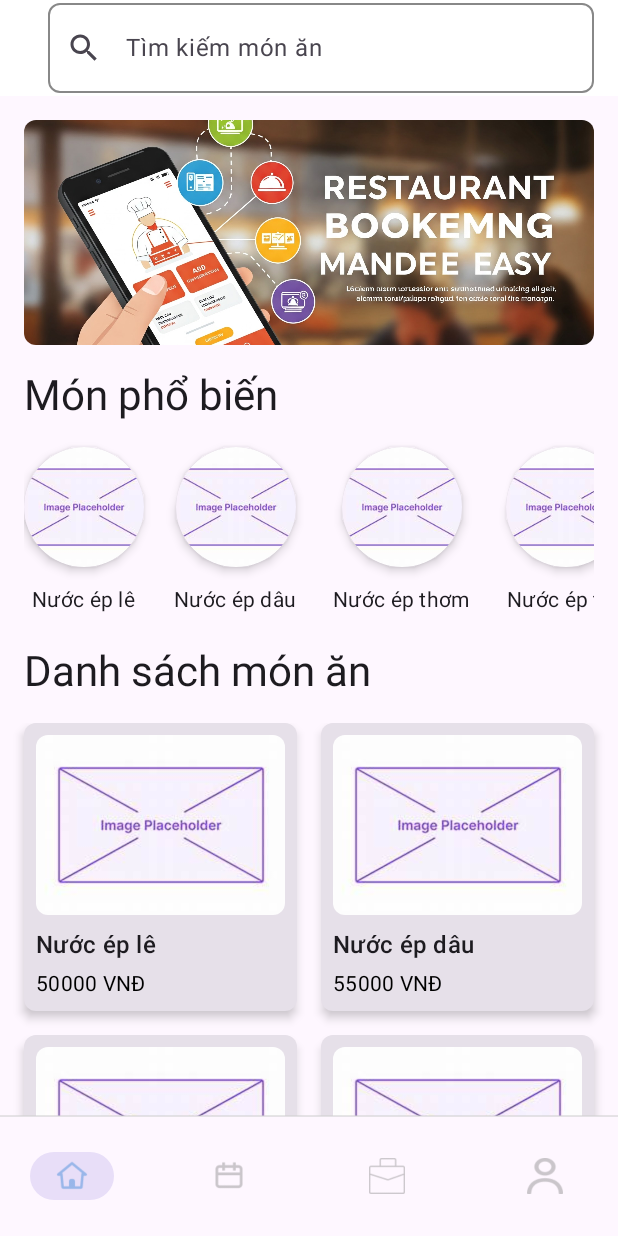
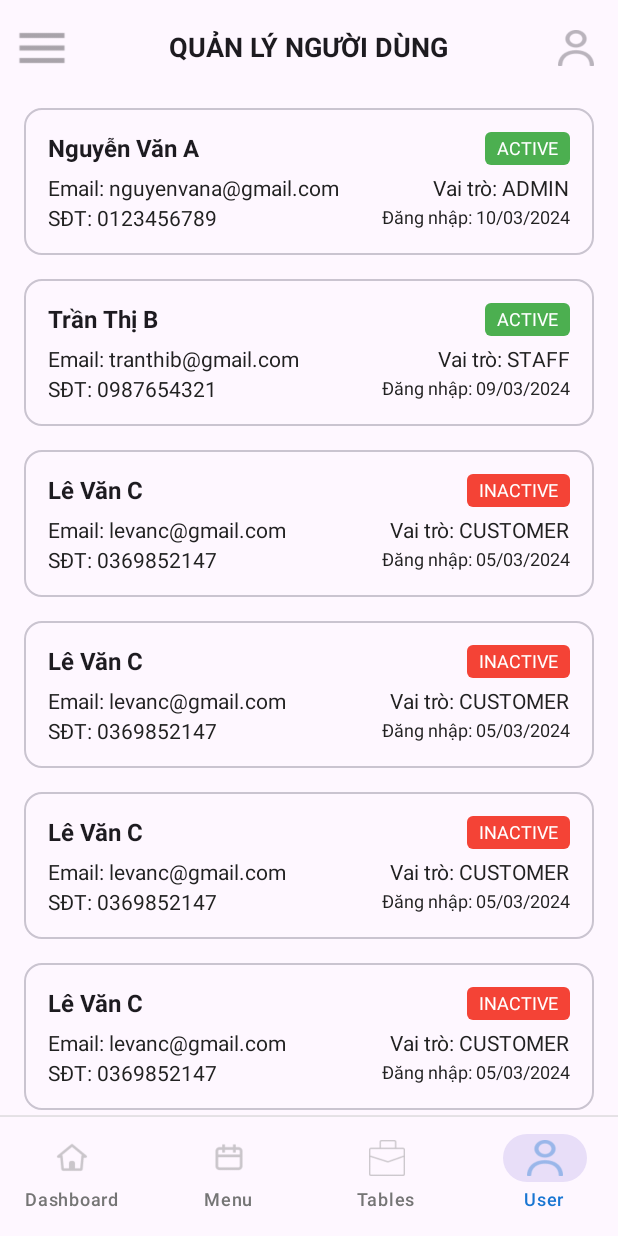
Before and after one commit to khoi2251120220/LapTrinhMOBILE, an Android app built with Jetpack Compose: the UserManagementScreen screen opened through its navigation route, on a phone screen of 412 x 824 dp. Run offline under Robolectric (Android 15) with nearby library versions, the phone set to English and light mode, and no system bars.

Commit message:
update admin user management

```diff
--- a/RestaurantManage/app/src/main/java/com/example/restaurantmanage/MainActivity.kt
+++ b/RestaurantManage/app/src/main/java/com/example/restaurantmanage/MainActivity.kt
@@ -23,8 +23,8 @@ class MainActivity : ComponentActivity() {
         setContent {
 
 
-             MainScreenUser()
-           // MainScreenAdmin()
+            // MainScreenUser()
+            MainScreenAdmin()
           // AssignmentMain()
 
 
--- a/RestaurantManage/app/src/main/java/com/example/restaurantmanage/data/local/RestaurantDatabase.kt
+++ b/RestaurantManage/app/src/main/java/com/example/restaurantmanage/data/local/RestaurantDatabase.kt
@@ -17,7 +17,8 @@ import com.example.restaurantmanage.data.local.entity.*
         TableEntity::class,
         ReservationEntity::class,
         OrderEntity::class,
-        OrderItemEntity::class
+        OrderItemEntity::class,
+//        BookingEntity::class
     ],
     version = 1,
     exportSchema = false
@@ -30,6 +31,7 @@ abstract class RestaurantDatabase : RoomDatabase() {
     abstract fun reservationDao(): ReservationDao
     abstract fun orderDao(): OrderDao
     abstract fun orderItemDao(): OrderItemDao
+//    abstract fun bookingDao(): BookingDao
 
     companion object {
         @Volatile
--- a/RestaurantManage/app/src/main/java/com/example/restaurantmanage/data/local/entity/TableEntity.kt
+++ b/RestaurantManage/app/src/main/java/com/example/restaurantmanage/data/local/entity/TableEntity.kt
@@ -5,7 +5,8 @@ import androidx.room.PrimaryKey
 
 @Entity(tableName = "tables")
 data class TableEntity(
-    @PrimaryKey(autoGenerate = true) val id: Int = 0,
+    @PrimaryKey(autoGenerate = true)
+    val id: Int = 0,
     val name: String,
     val capacity: Int,
     val status: String // Store enum as String
--- /dev/null
+++ b/RestaurantManage/app/src/main/java/com/example/restaurantmanage/data/models/Booking.kt
@@ -0,0 +1,9 @@
+package com.example.restaurantmanage.data.models
+
+data class BookingData(
+    val locationName: String,
+    val rating: Float,
+    val reviewCount: Int,
+    val price: String,
+    val imageResId: Int
+)
--- /dev/null
+++ b/RestaurantManage/app/src/main/java/com/example/restaurantmanage/data/models/User.kt
@@ -0,0 +1,12 @@
+package com.example.restaurantmanage.data.models
+
+data class User(
+    val id: String,
+    val name: String,
+    val email: String,
+    val phone: String,
+    val role: String, // ADMIN, CUSTOMER
+    val status: String, // ACTIVE, INACTIVE
+    val createdAt: String,
+    val lastLogin: String
+)
--- a/RestaurantManage/app/src/main/java/com/example/restaurantmanage/data/viewmodels/BookingViewModel.kt
+++ b/RestaurantManage/app/src/main/java/com/example/restaurantmanage/data/viewmodels/BookingViewModel.kt
@@ -11,6 +11,7 @@ import kotlinx.coroutines.flow.StateFlow
 import kotlinx.coroutines.flow.asStateFlow
 import kotlinx.coroutines.launch
 import java.util.*
+import com.example.restaurantmanage.data.models.BookingData
 
 class BookingViewModel : ViewModel() {
     private val _data = MutableStateFlow<List<BookingData>>(emptyList())
@@ -120,11 +121,3 @@ class BookingViewModel : ViewModel() {
         return _tables.value.filter { it.status == TableStatus.AVAILABLE }
     }
 }
-
-data class BookingData(
-    val locationName: String,
-    val rating: Float,
-    val reviewCount: Int,
-    val price: String,
-    val imageResId: Int
-)
--- a/RestaurantManage/app/src/main/java/com/example/restaurantmanage/ui/theme/Color.kt
+++ b/RestaurantManage/app/src/main/java/com/example/restaurantmanage/ui/theme/Color.kt
@@ -15,5 +15,6 @@ val SecondaryColor = Color(0xFF42A5F5)
 val BackgroundColor = Color(0xFFF5F5F5)
 val TextColor = Color(0xFF212121)
 val SuccessColor = Color(0xFF4CAF50)
+val DangerColor = Color(0xFFF44336)
 val IconActiveColor = Color(0xFF1976D2) // Màu khi icon được chọn
 val IconInactiveColor = Color(0xFF757575) // Màu khi icon không được chọn
--- a/RestaurantManage/app/src/main/java/com/example/restaurantmanage/ui/theme/components/NavAdmin.kt
+++ b/RestaurantManage/app/src/main/java/com/example/restaurantmanage/ui/theme/components/NavAdmin.kt
@@ -108,9 +108,9 @@ fun NavAdmin(
             }
         )
         NavigationBarItem(
-            selected = currentRoute == "settings",
+            selected = currentRoute == "user_management",
             onClick = {
-                navController.navigate("settings") {
+                navController.navigate("user_management") {
                     popUpTo(navController.graph.startDestinationId)
                     launchSingleTop = true
                 }
@@ -118,15 +118,15 @@ fun NavAdmin(
             icon = {
                 Icon(
                     painter = painterResource(id = R.drawable.ic_personal),
-                    contentDescription = "Settings",
+                    contentDescription = "User Management",
                     modifier = Modifier.size(24.dp),
-                    tint = if (currentRoute == "settings") IconActiveColor else IconInactiveColor
+                    tint = if (currentRoute == "user_management") IconActiveColor else IconInactiveColor
                 )
             },
             label = {
                 Text(
-                    text = "Settings",
-                    color = if (currentRoute == "settings") IconActiveColor else IconInactiveColor
+                    text = "User",
+                    color = if (currentRoute == "user_management") IconActiveColor else IconInactiveColor
                 )
             }
         )
--- a/RestaurantManage/app/src/main/java/com/example/restaurantmanage/ui/theme/screens/admin/MainScreenAdmin.kt
+++ b/RestaurantManage/app/src/main/java/com/example/restaurantmanage/ui/theme/screens/admin/MainScreenAdmin.kt
@@ -21,9 +21,8 @@ fun MainScreenAdmin() {
         composable("table_management") {
             TableManagementScreen(navController)
         }
-        composable("settings") {
-            // Tạm thời hiển thị màn hình trống cho Settings
-            DashboardScreen(navController)
+        composable("user_management") {
+            UserManagementScreen(navController)
         }
     }
 }
--- /dev/null
+++ b/RestaurantManage/app/src/main/java/com/example/restaurantmanage/ui/theme/screens/admin/UserManagement.kt
@@ -0,0 +1,219 @@
+package com.example.restaurantmanage.ui.theme.screens.admin
+
+import androidx.compose.foundation.background
+import androidx.compose.foundation.layout.*
+import androidx.compose.foundation.lazy.LazyColumn
+import androidx.compose.foundation.lazy.items
+import androidx.compose.foundation.shape.RoundedCornerShape
+import androidx.compose.material3.*
+import androidx.compose.runtime.Composable
+import androidx.compose.runtime.getValue
+import androidx.compose.runtime.mutableStateOf
+import androidx.compose.runtime.remember
+import androidx.compose.ui.Alignment
+import androidx.compose.ui.Modifier
+import androidx.compose.ui.graphics.Color
+import androidx.compose.ui.text.font.FontWeight
+import androidx.compose.ui.unit.dp
+import androidx.compose.ui.unit.sp
+import androidx.navigation.NavController
+import androidx.navigation.compose.currentBackStackEntryAsState
+import com.example.restaurantmanage.data.models.User
+import com.example.restaurantmanage.ui.theme.components.AdminAppBar
+import com.example.restaurantmanage.ui.theme.components.NavAdmin
+import com.example.restaurantmanage.ui.theme.SuccessColor
+import com.example.restaurantmanage.ui.theme.TextColor
+import com.example.restaurantmanage.ui.theme.DangerColor
+
+@Composable
+fun UserManagementScreen(navController: NavController) {
+    // Temporary mock data
+    val users = remember {
+        mutableStateOf(listOf(
+            User(
+                id = "1",
+                name = "Nguyễn Văn A",
+                email = "nguyenvana@gmail.com",
+                phone = "0123456789",
+                role = "ADMIN",
+                status = "ACTIVE",
+                createdAt = "01/01/2024",
+                lastLogin = "10/03/2024"
+            ),
+            User(
+                id = "2",
+                name = "Trần Thị B",
+                email = "tranthib@gmail.com",
+                phone = "0987654321",
+                role = "STAFF",
+                status = "ACTIVE",
+                createdAt = "15/02/2024",
+                lastLogin = "09/03/2024"
+            ),
+            User(
+                id = "3",
+                name = "Lê Văn C",
+                email = "levanc@gmail.com",
+                phone = "0369852147",
+                role = "CUSTOMER",
+                status = "INACTIVE",
+                createdAt = "20/02/2024",
+                lastLogin = "05/03/2024"
+            ),
+            User(
+                id = "4",
+                name = "Lê Văn C",
+                email = "levanc@gmail.com",
+                phone = "0369852147",
+                role = "CUSTOMER",
+                status = "INACTIVE",
+                createdAt = "20/02/2024",
+                lastLogin = "05/03/2024"
+            ),
+            User(
+                id = "5",
+                name = "Lê Văn C",
+                email = "levanc@gmail.com",
+                phone = "0369852147",
+                role = "CUSTOMER",
+                status = "INACTIVE",
+                createdAt = "20/02/2024",
+                lastLogin = "05/03/2024"
+            ),
+            User(
+                id = "6",
+                name = "Lê Văn C",
+                email = "levanc@gmail.com",
+                phone = "0369852147",
+                role = "CUSTOMER",
+                status = "INACTIVE",
+                createdAt = "20/02/2024",
+                lastLogin = "05/03/2024"
+            ),User(
+                id = "7",
+                name = "Lê Văn C",
+                email = "levanc@gmail.com",
+                phone = "0369852147",
+                role = "CUSTOMER",
+                status = "INACTIVE",
+                createdAt = "20/02/2024",
+                lastLogin = "05/03/2024"
+            ),
+            User(
+                id = "8",
+                name = "Lê Văn C",
+                email = "levanc@gmail.com",
+                phone = "0369852147",
+                role = "CUSTOMER",
+                status = "INACTIVE",
+                createdAt = "20/02/2024",
+                lastLogin = "05/03/2024"
+            )
+
+        ))
+    }
+
+    val navBackStackEntry by navController.currentBackStackEntryAsState()
+    val currentRoute = navBackStackEntry?.destination?.route
+
+    Scaffold(
+        topBar = {
+            AdminAppBar(
+                title = "QUẢN LÝ NGƯỜI DÙNG",
+                navController = navController,
+                onMenuClick = { /* TODO */ },
+                onAvatarClick = { /* TODO */ }
+            )
+        },
+        bottomBar = {
+            NavAdmin(navController = navController, currentRoute = currentRoute)
+        }
+    ) { paddingValues ->
+        LazyColumn(
+            modifier = Modifier
+                .fillMaxSize()
+                .padding(paddingValues)
+                .padding(horizontal = 16.dp)
+        ) {
+            items(users.value) { user ->
+                Card(
+                    modifier = Modifier
+                        .fillMaxWidth()
+                        .padding(vertical = 8.dp),
+                    shape = RoundedCornerShape(12.dp),
+                    elevation = CardDefaults.cardElevation(0.dp),
+                    colors = CardDefaults.cardColors(
+                        containerColor = Color.Transparent
+                    ),
+                    border = CardDefaults.outlinedCardBorder()
+                ) {
+                    Column(
+                        modifier = Modifier
+                            .fillMaxWidth()
+                            .padding(16.dp)
+                    ) {
+                        Row(
+                            modifier = Modifier.fillMaxWidth(),
+                            horizontalArrangement = Arrangement.SpaceBetween,
+                            verticalAlignment = Alignment.CenterVertically
+                        ) {
+                            Text(
+                                text = user.name,
+                                fontSize = 16.sp,
+                                fontWeight = FontWeight.Bold
+                            )
+                            Box(
+                                modifier = Modifier
+                                    .background(
+                                        color = if (user.status == "ACTIVE") SuccessColor else DangerColor,
+                                        shape = RoundedCornerShape(4.dp)
+                                    )
+                                    .padding(horizontal = 8.dp, vertical = 4.dp)
+                            ) {
+                                Text(
+                                    text = user.status,
+                                    color = Color.White,
+                                    fontSize = 12.sp
+                                )
+                            }
+                        }
+
+                        Spacer(modifier = Modifier.height(8.dp))
+
+                        Row(
+                            modifier = Modifier.fillMaxWidth(),
+                            horizontalArrangement = Arrangement.SpaceBetween
+                        ) {
+                            Column {
+                                Text(
+                                    text = "Email: ${user.email}",
+                                    fontSize = 14.sp,
+                                    color = TextColor
+                                )
+                                Spacer(modifier = Modifier.height(4.dp))
+                                Text(
+                                    text = "SĐT: ${user.phone}",
+                                    fontSize = 14.sp,
+                                    color = TextColor
+                                )
+                            }
+                            Column(horizontalAlignment = Alignment.End) {
+                                Text(
+                                    text = "Vai trò: ${user.role}",
+                                    fontSize = 14.sp,
+                                    color = TextColor
+                                )
+                                Spacer(modifier = Modifier.height(4.dp))
+                                Text(
+                                    text = "Đăng nhập: ${user.lastLogin}",
+                                    fontSize = 12.sp,
+                                    color = TextColor
+                                )
+                            }
+                        }
+                    }
+                }
+            }
+        }
+    }
+}
--- a/RestaurantManage/app/src/main/java/com/example/restaurantmanage/ui/theme/screens/user/MainScreenUser.kt
+++ b/RestaurantManage/app/src/main/java/com/example/restaurantmanage/ui/theme/screens/user/MainScreenUser.kt
@@ -29,7 +29,9 @@ fun MainScreenUser() {
 
     Scaffold(
         bottomBar = {
-            BottomNavBar(navController = navController, currentRoute = currentRoute)
+            if (currentRoute != "introduce") {
+                BottomNavBar(navController = navController, currentRoute = currentRoute)
+            }
         }
     ) { paddingValues ->
         NavHost(
--- a/RestaurantManage/app/src/main/java/com/example/restaurantmanage/ui/theme/screens/user/booking/Booking.kt
+++ b/RestaurantManage/app/src/main/java/com/example/restaurantmanage/ui/theme/screens/user/booking/Booking.kt
@@ -36,7 +36,7 @@ import com.example.restaurantmanage.data.viewmodels.BookingViewModel
 import com.example.restaurantmanage.ui.theme.RestaurantManageTheme
 import com.example.restaurantmanage.ui.theme.components.AppBar
 import androidx.compose.ui.platform.LocalSoftwareKeyboardController
-import com.example.restaurantmanage.data.viewmodels.BookingData
+import com.example.restaurantmanage.data.models.BookingData
 import java.text.SimpleDateFormat
 import java.util.*
 
@@ -59,8 +59,8 @@ fun BookingDialog(
     )
 
     val timePickerState = rememberTimePickerState(
-        initialHour = selectedDate.hours,
-        initialMinute = selectedDate.minutes
+        initialHour = Calendar.getInstance().apply { time = selectedDate }.get(Calendar.HOUR_OF_DAY),
+        initialMinute = Calendar.getInstance().apply { time = selectedDate }.get(Calendar.MINUTE)
     )
 
     AlertDialog(
@@ -169,14 +169,11 @@ fun BookingDialog(
                 TextButton(
                     onClick = {
                         datePickerState.selectedDateMillis?.let { millis ->
-                            val newDate = Date(millis)
-                            selectedDate = Date(
-                                newDate.year,
-                                newDate.month,
-                                newDate.date,
-                                selectedDate.hours,
-                                selectedDate.minutes
-                            )
+                            val calendar = Calendar.getInstance().apply {
+                                time = selectedDate // Preserve existing time
+                                timeInMillis = millis // Set new date
+                            }
+                            selectedDate = calendar.time
                         }
                         showDatePicker = false
                     }
@@ -203,13 +200,12 @@ fun BookingDialog(
             confirmButton = {
                 TextButton(
                     onClick = {
-                        selectedDate = Date(
-                            selectedDate.year,
-                            selectedDate.month,
-                            selectedDate.date,
-                            timePickerState.hour,
-                            timePickerState.minute
-                        )
+                        val calendar = Calendar.getInstance().apply {
+                            time = selectedDate // Get existing date
+                            set(Calendar.HOUR_OF_DAY, timePickerState.hour)
+                            set(Calendar.MINUTE, timePickerState.minute)
+                        }
+                        selectedDate = calendar.time
                         showTimePicker = false
                     }
                 ) {
```
